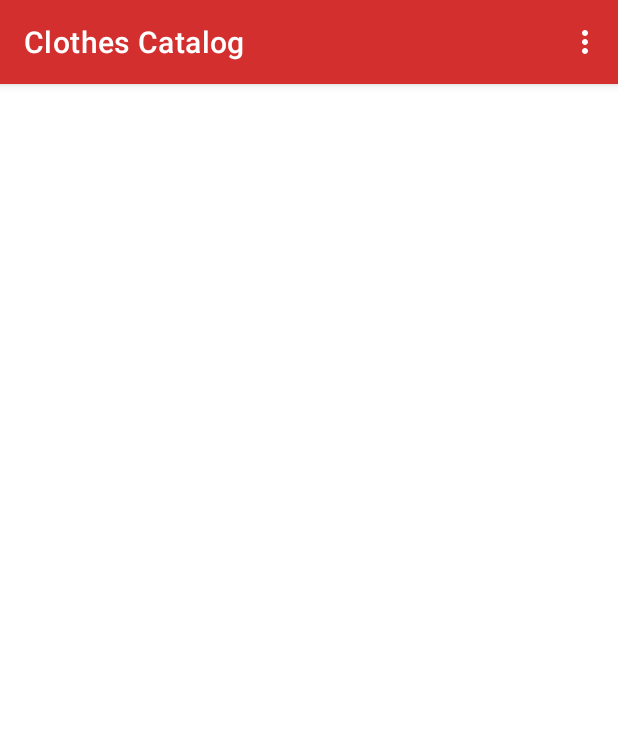
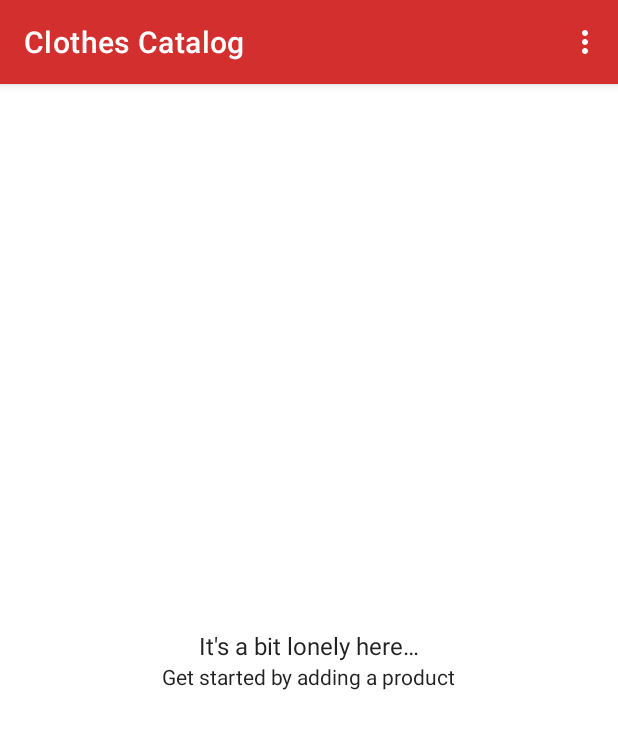
Before and after one commit to david-read-iii/Clothes-Catalog, an Android app: the screen it shows after launch (InventoryActivity), on a phone screen of 412 x 824 dp. Shown: the top 729 px of the screen. Run offline under Robolectric (Android 15) with nearby library versions, the phone set to English and light mode, and no system bars.

Commit message:
Display an empty list text when the products RecyclerView is empty in the InventoryActivity.

```diff
--- a/app/src/main/java/com/davidread/clothescatalog/InventoryActivity.java
+++ b/app/src/main/java/com/davidread/clothescatalog/InventoryActivity.java
@@ -15,6 +15,8 @@ import android.net.Uri;
 import android.os.Bundle;
 import android.view.Menu;
 import android.view.MenuItem;
+import android.view.View;
+import android.widget.TextView;
 import android.widget.Toast;
 
 import com.davidread.clothescatalog.database.ProductContract;
@@ -32,6 +34,12 @@ public class InventoryActivity extends AppCompatActivity implements LoaderManage
     private ProductCursorAdapter productCursorAdapter;
 
     /**
+     * Text shown in the UI when no data is available from the product provider.
+     */
+    private TextView emptyListPrimaryTextView;
+    private TextView emptyListSecondaryTextView;
+
+    /**
      * Callback invoked to initialize the activity. Initializes member variables, sets up the
      * {@link RecyclerView} and initializes a {@link CursorLoader} to query for product data.
      */
@@ -40,6 +48,8 @@ public class InventoryActivity extends AppCompatActivity implements LoaderManage
         super.onCreate(savedInstanceState);
         setContentView(R.layout.activity_inventory);
         productCursorAdapter = new ProductCursorAdapter();
+        emptyListPrimaryTextView = findViewById(R.id.empty_list_primary_text_view);
+        emptyListSecondaryTextView = findViewById(R.id.empty_list_secondary_text_view);
         RecyclerView recyclerView = findViewById(R.id.product_recycler_view);
         recyclerView.setAdapter(productCursorAdapter);
         DividerItemDecoration dividerItemDecoration = new DividerItemDecoration(
@@ -115,7 +125,8 @@ public class InventoryActivity extends AppCompatActivity implements LoaderManage
 
     /**
      * Invoked whenever a previously created loader finishes its load. It passes the newly fetched
-     * {@link Cursor} to {@link #productCursorAdapter}.
+     * {@link Cursor} to {@link #productCursorAdapter} and sets the visibility of the empty list
+     * text in the UI.
      *
      * @param loader The Loader that has finished.
      * @param data   The data generated by the Loader.
@@ -123,17 +134,23 @@ public class InventoryActivity extends AppCompatActivity implements LoaderManage
     @Override
     public void onLoadFinished(@NonNull Loader<Cursor> loader, Cursor data) {
         productCursorAdapter.setCursor(data);
+        if (data == null || data.getCount() <= 0) {
+            setEmptyListTextVisibility(View.VISIBLE);
+        } else {
+            setEmptyListTextVisibility(View.INVISIBLE);
+        }
     }
 
     /**
      * Invoked when a previously created loader is being reset, thus invalidating its dataset. It
-     * just resets {@link #productCursorAdapter}.
+     * just resets {@link #productCursorAdapter} and shows the empty list text in the UI.
      *
      * @param loader The Loader that is being reset.
      */
     @Override
     public void onLoaderReset(@NonNull Loader<Cursor> loader) {
         productCursorAdapter.setCursor(null);
+        setEmptyListTextVisibility(View.VISIBLE);
     }
 
     /**
@@ -199,4 +216,16 @@ public class InventoryActivity extends AppCompatActivity implements LoaderManage
             Toast.makeText(this, R.string.delete_failed_message, Toast.LENGTH_SHORT).show();
         }
     }
+
+    /**
+     * Sets the visibility of the empty list text in the UI. Ensure that
+     * {@link #emptyListPrimaryTextView} and {@link #emptyListSecondaryTextView} are not
+     * {@code null} before calling.
+     *
+     * @param visibility Either {@link View#VISIBLE}, {@link View#INVISIBLE}, or {@link View#GONE}.
+     */
+    private void setEmptyListTextVisibility(int visibility) {
+        emptyListPrimaryTextView.setVisibility(visibility);
+        emptyListSecondaryTextView.setVisibility(visibility);
+    }
 }
--- a/app/src/main/res/layout/activity_inventory.xml
+++ b/app/src/main/res/layout/activity_inventory.xml
@@ -1,10 +1,47 @@
 <?xml version="1.0" encoding="utf-8"?>
-<androidx.recyclerview.widget.RecyclerView xmlns:android="http://schemas.android.com/apk/res/android"
+<androidx.constraintlayout.widget.ConstraintLayout xmlns:android="http://schemas.android.com/apk/res/android"
     xmlns:app="http://schemas.android.com/apk/res-auto"
     xmlns:tools="http://schemas.android.com/tools"
-    android:id="@+id/product_recycler_view"
     android:layout_width="match_parent"
     android:layout_height="match_parent"
-    app:layoutManager="androidx.recyclerview.widget.LinearLayoutManager"
-    tools:context=".InventoryActivity"
-    tools:listitem="@layout/list_item" />
+    tools:context=".InventoryActivity">
+
+    <!-- List of products. -->
+    <androidx.recyclerview.widget.RecyclerView
+        android:id="@+id/product_recycler_view"
+        android:layout_width="0dp"
+        android:layout_height="0dp"
+        app:layoutManager="androidx.recyclerview.widget.LinearLayoutManager"
+        app:layout_constraintBottom_toBottomOf="parent"
+        app:layout_constraintEnd_toEndOf="parent"
+        app:layout_constraintStart_toStartOf="parent"
+        app:layout_constraintTop_toTopOf="parent"
+        tools:listitem="@layout/list_item" />
+
+    <!-- Text shown when the list is empty. -->
+    <TextView
+        android:id="@+id/empty_list_primary_text_view"
+        style="@style/PrimaryTextViewStyle"
+        android:layout_width="wrap_content"
+        android:layout_height="wrap_content"
+        android:text="@string/empty_list_primary_label"
+        android:visibility="gone"
+        app:layout_constraintBottom_toTopOf="@id/empty_list_secondary_text_view"
+        app:layout_constraintEnd_toEndOf="parent"
+        app:layout_constraintStart_toStartOf="parent"
+        app:layout_constraintTop_toTopOf="parent"
+        app:layout_constraintVertical_chainStyle="packed" />
+
+    <TextView
+        android:id="@+id/empty_list_secondary_text_view"
+        style="@style/SecondaryTextViewStyle"
+        android:layout_width="wrap_content"
+        android:layout_height="wrap_content"
+        android:text="@string/empty_list_secondary_label"
+        android:visibility="gone"
+        app:layout_constraintBottom_toBottomOf="parent"
+        app:layout_constraintEnd_toEndOf="parent"
+        app:layout_constraintStart_toStartOf="parent"
+        app:layout_constraintTop_toBottomOf="@id/empty_list_primary_text_view" />
+
+</androidx.constraintlayout.widget.ConstraintLayout>
--- a/app/src/main/res/values/strings.xml
+++ b/app/src/main/res/values/strings.xml
@@ -5,4 +5,6 @@
     <string name="delete_failed_message">Deletion failed</string>
     <string name="action_insert_dummy_label">Insert Dummy Row</string>
     <string name="action_delete_all_label">Delete All Rows</string>
+    <string name="empty_list_primary_label">It\'s a bit lonely here…</string>
+    <string name="empty_list_secondary_label">Get started by adding a product</string>
 </resources>
```
